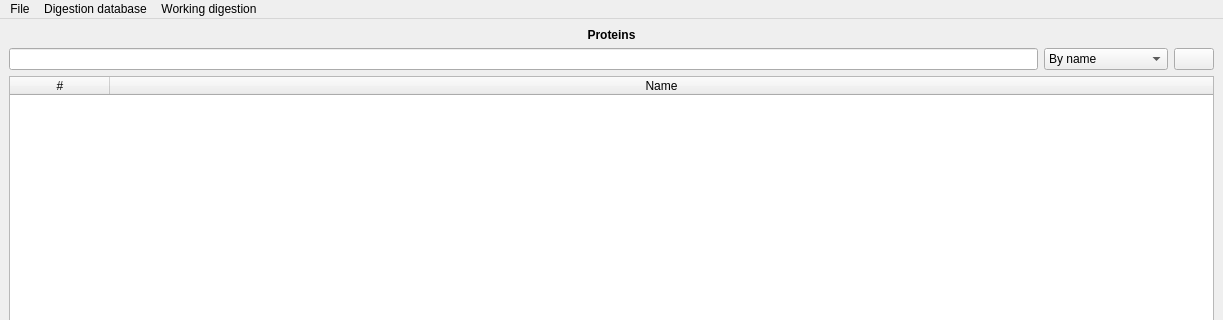
First picture: the form in ui/mainwindow.ui, repository jenche/ProteinDigester, before the edit; both pictures show x 0 to 1223 and y 0 to 320 of the 1223 by 689 pixel window.
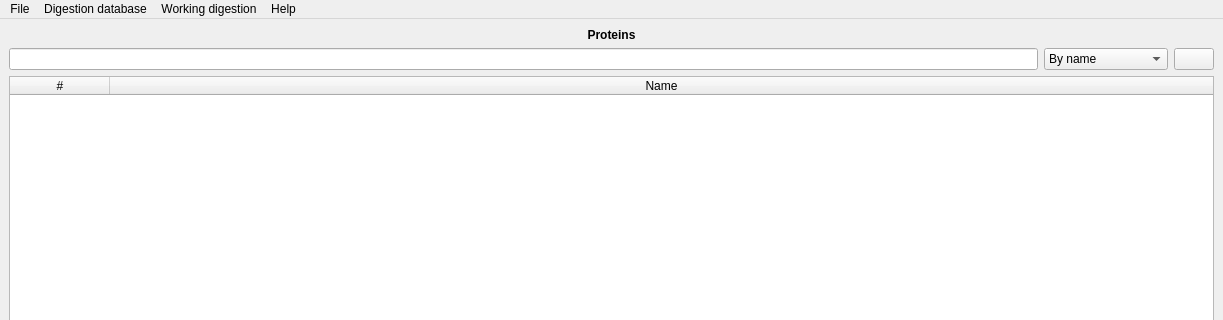
Second picture: the form after the edit. Icons and pictures are not drawn.

What changed in the file:
```diff
--- a/ui/mainwindow.ui
+++ b/ui/mainwindow.ui
@@ -464,9 +464,16 @@
      <string>Working digestion</string>
     </property>
    </widget>
+   <widget class="QMenu" name="menuHelp">
+    <property name="title">
+     <string>Help</string>
+    </property>
+    <addaction name="aboutAction"/>
+   </widget>
    <addaction name="fileMenu"/>
    <addaction name="databaseMenu"/>
    <addaction name="workingDigestionMenu"/>
+   <addaction name="menuHelp"/>
   </widget>
   <widget class="QStatusBar" name="statusBar"/>
   <action name="createDatabaseAction">
```
Left out of the diff: 34 changed lines with no effect on the pictures.
